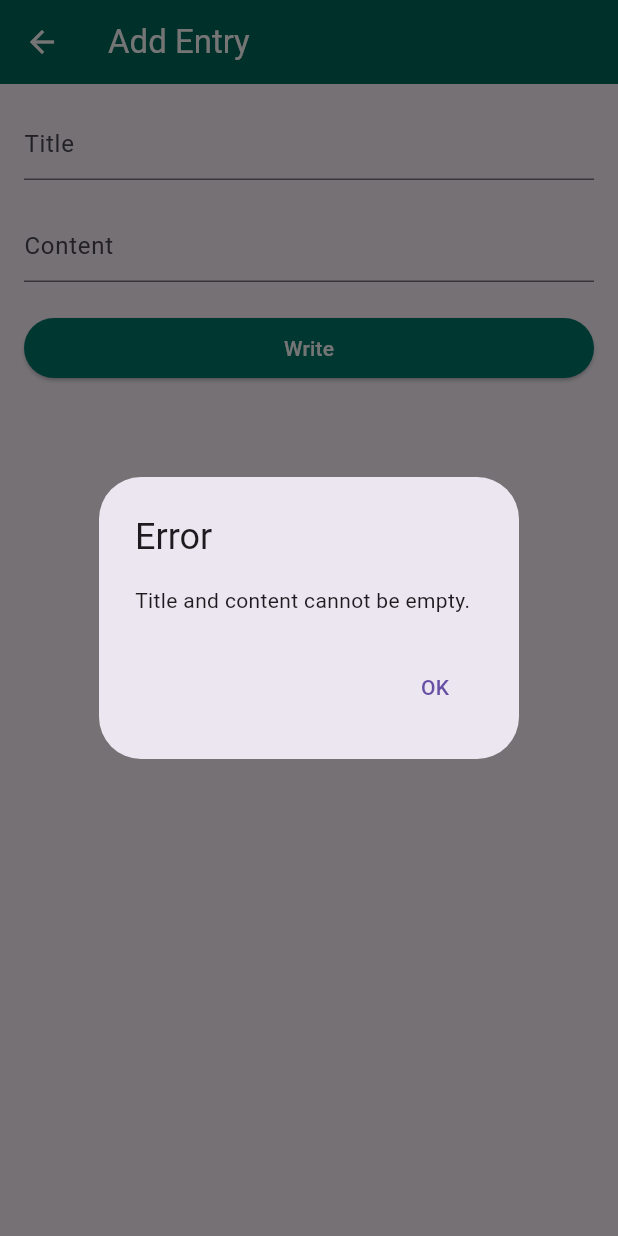
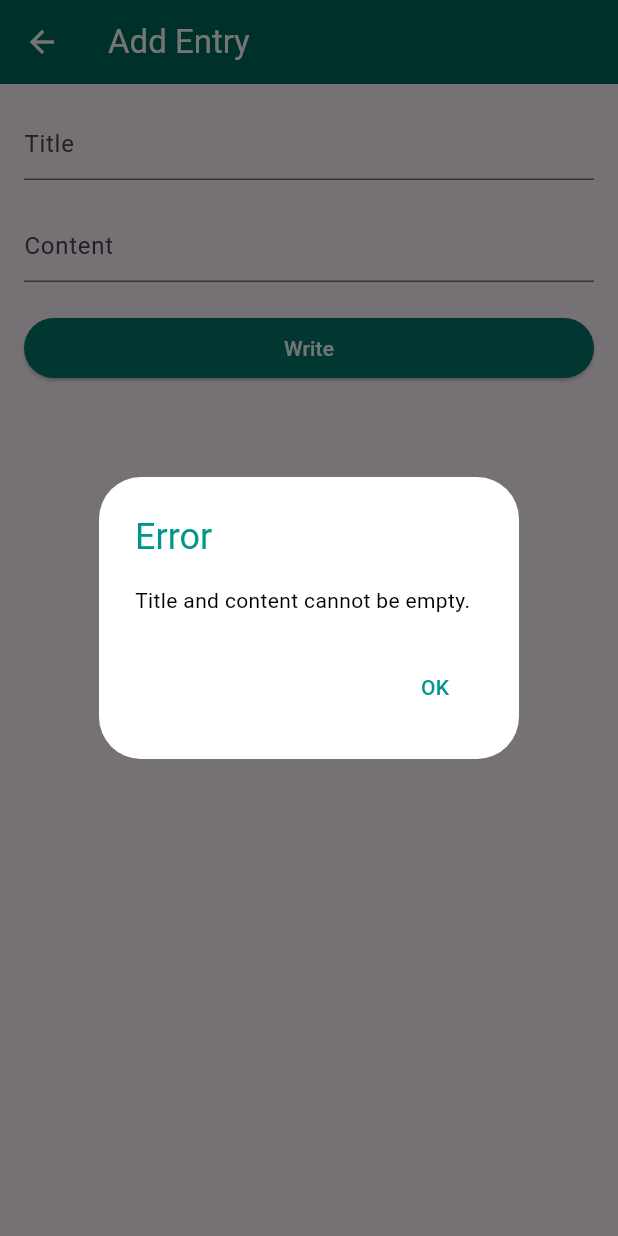
Before and after one commit to jocelynyolivio/noteApp, a Flutter app: the EntryFormPage screen opened directly, after a tap on "Write", on a phone screen of 412 x 824 dp. Run offline on Flutter 3.47's test engine with Material 3 defaults, Android fonts, the phone set to English and light mode, and no system bars; our stand-ins replace hive_flutter; accounts and stored records are empty.

Commit message:
dialog ijo

```diff
--- a/lib/entry_form_page.dart
+++ b/lib/entry_form_page.dart
@@ -21,23 +21,35 @@ class _EntryFormPageState extends State<EntryFormPage> {
   void initState() {
     super.initState();
     _titleController = TextEditingController(text: widget.initialTitle ?? '');
-    _contentController =TextEditingController(text: widget.initialContent ?? '');
+    _contentController =
+        TextEditingController(text: widget.initialContent ?? '');
   }
 
   void writeData(BuildContext context) {
-  final _myBox = Hive.box('container');
-  final currentTimestamp = DateFormat('dd-MM-yyyy HH:mm:ss').format(DateTime.now());
+    final _container = Hive.box('container');
+    final currentTimestamp =
+        DateFormat('dd-MM-yyyy HH:mm:ss').format(DateTime.now());
 
     //input tidak boleh kosong
     if (_titleController.text.isEmpty && _contentController.text.isEmpty) {
       showDialog(
         context: context,
         builder: (context) => AlertDialog(
-        title: Text('Error'),
-        content: Text('Title and content cannot be empty.'),
+          backgroundColor: Colors.white,
+          title: Text(
+            'Error',
+            style: TextStyle(color: Colors.teal),
+          ),
+          content: Text(
+            'Title and content cannot be empty.',
+            style: TextStyle(color: Colors.black),
+          ),
           actions: <Widget>[
             TextButton(
-            child: Text('OK'),
+              child: Text(
+                'OK',
+                style: TextStyle(color: Colors.teal),
+              ),
               onPressed: () {
                 Navigator.of(context).pop();
               },
@@ -49,7 +61,7 @@ class _EntryFormPageState extends State<EntryFormPage> {
     }
 
     //kalau title kosong auto new note
-  if(_titleController.text.isEmpty){
+    if (_titleController.text.isEmpty) {
       _titleController.text = "New Note";
     }
 
@@ -57,7 +69,7 @@ class _EntryFormPageState extends State<EntryFormPage> {
     if (widget.initialKey == null) {
       // unique key
       String newKey = DateTime.now().millisecondsSinceEpoch.toString();
-    _myBox.put(newKey, {
+      _container.put(newKey, {
         'title': _titleController.text,
         'content': _contentController.text,
         'timestamp': currentTimestamp,
@@ -65,10 +77,11 @@ class _EntryFormPageState extends State<EntryFormPage> {
       });
     } else {
       // Mengedit entry yang sudah ada
-    final existingData = _myBox.get(widget.initialKey);
-    String creationDate = existingData['creationDate']; // Mengambil tanggal pembuatan yang sudah ada
+      final existingData = _container.get(widget.initialKey);
+      String creationDate = existingData[
+          'creationDate']; // Mengambil tanggal pembuatan yang sudah ada
 
-    _myBox.put(widget.initialKey, {
+      _container.put(widget.initialKey, {
         'title': _titleController.text,
         'content': _contentController.text,
         'timestamp': currentTimestamp, // Waktu saat ini untuk timestamp
@@ -77,7 +90,6 @@ class _EntryFormPageState extends State<EntryFormPage> {
     }
     Navigator.pop(context);
   }
-
 
   @override
   Widget build(BuildContext context) {
```
Lines whose indentation alone changed are shown as unchanged.
